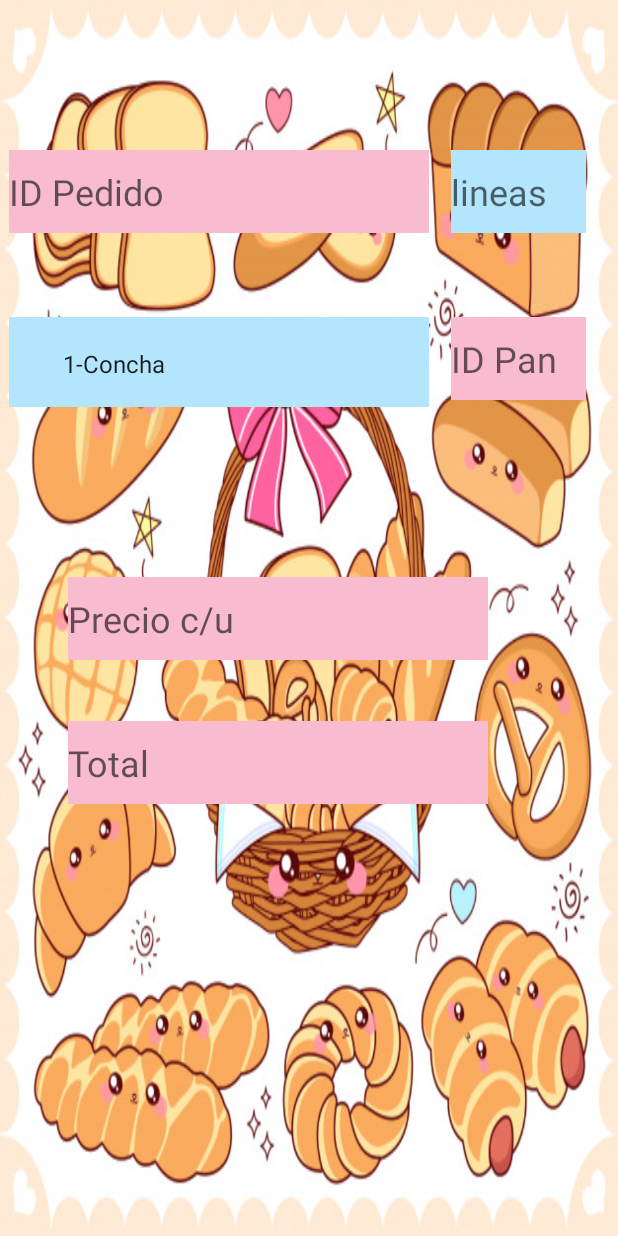
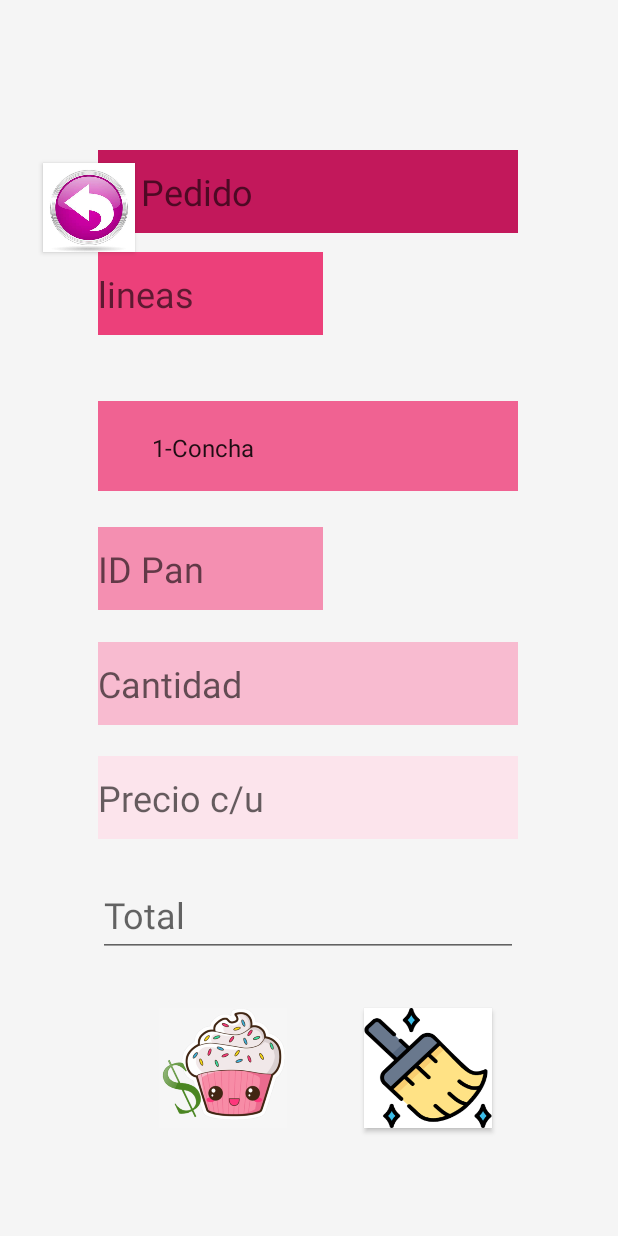
Before and after one commit to SandraGpe/BakerysRaul, an Android app: the lineasPed screen opened directly, with no data from a screen before it, on a phone screen of 412 x 824 dp. Run offline under Robolectric (Android 15) with nearby library versions, the light colour scheme and no system bars; our stand-ins replace Volley; network calls fail.

Commit message:
update 17

```diff
--- a/app/src/main/java/com/example/bakerysraul/Pedidos.kt
+++ b/app/src/main/java/com/example/bakerysraul/Pedidos.kt
@@ -89,7 +89,7 @@ class Pedidos : AppCompatActivity() {
     }
 
     fun aaa(v:View){
-        val intent: Intent = Intent(this,DetallePedidos::class.java)
+        val intent: Intent = Intent(this,lineasPed::class.java)
         startActivity(intent)
     }
 
--- a/app/src/main/java/com/example/bakerysraul/adminbd.kt
+++ b/app/src/main/java/com/example/bakerysraul/adminbd.kt
@@ -20,7 +20,7 @@ class adminbd(context: Context): SQLiteOpenHelper(context,DataBase,null,1) {
         db?.execSQL("Create Table calificar(idCli int primary key, idEmpleado int, calif float)")
         //Tabla para el Perfil del Usuario/Cliente
         db?.execSQL("Create Table perfil(_idCliente int primary key, nomCliente text, apellidoCliente text,RFC text, comunidad text,colonia text,calle text,cp int, tel int)")
-        db?.execSQL("Create Table lineasped(idPedido int primary key, lineas int, nomPan text,cantidad int,precioUnit double, total double)")
+        db?.execSQL("Create Table lineasped(idPedido int, lineas int, nomPan text,cantidad int,precioUnit double, total double)")
     }
 
     // Permite ejecutar Insert, Update o Delete
--- a/app/src/main/res/layout/activity_lineas_ped.xml
+++ b/app/src/main/res/layout/activity_lineas_ped.xml
@@ -4,7 +4,7 @@
     xmlns:tools="http://schemas.android.com/tools"
     android:layout_width="match_parent"
     android:layout_height="match_parent"
-    android:background="@drawable/lineas"
+    android:background="#f5f5f5"
     tools:context=".lineasPed">
 
     <EditText
@@ -12,88 +12,136 @@
         android:layout_width="280dp"
         android:layout_height="55dp"
         android:layout_marginTop="100dp"
-        android:background="#f8bbd0"
+        android:background="#c2185b"
         android:ems="15"
         android:hint="ID Pedido"
         android:inputType="textPersonName"
         android:textSize="24sp"
         app:layout_constraintBottom_toTopOf="@+id/spinner"
         app:layout_constraintEnd_toEndOf="parent"
-        app:layout_constraintHorizontal_bias="0.045"
+        app:layout_constraintHorizontal_bias="0.496"
         app:layout_constraintStart_toStartOf="parent"
         app:layout_constraintTop_toTopOf="parent"
         app:layout_constraintVertical_bias="0.0" />
 
     <EditText
         android:id="@+id/lineas"
-        android:layout_width="90dp"
+        android:layout_width="150dp"
         android:layout_height="55dp"
-        android:layout_marginTop="100dp"
-        android:layout_marginEnd="16dp"
-        android:background="#b3e5fc"
+        android:layout_marginTop="168dp"
+        android:background="#ec407a"
         android:ems="15"
         android:hint="lineas"
         android:inputType="textPersonName"
         android:textSize="24sp"
         app:layout_constraintEnd_toEndOf="parent"
-        app:layout_constraintHorizontal_bias="0.736"
-        app:layout_constraintStart_toEndOf="@+id/idPedido"
+        app:layout_constraintHorizontal_bias="0.249"
+        app:layout_constraintStart_toStartOf="parent"
         app:layout_constraintTop_toTopOf="parent" />
 
     <Spinner
         android:id="@+id/spinner"
         android:layout_width="280dp"
         android:layout_height="60dp"
-        android:background="#b3e5fc"
+        android:background="#f06292"
         android:gravity="center"
         android:padding="20dp"
         app:layout_constraintBottom_toBottomOf="parent"
         app:layout_constraintEnd_toEndOf="parent"
-        app:layout_constraintHorizontal_bias="0.045"
+        app:layout_constraintHorizontal_bias="0.496"
         app:layout_constraintStart_toStartOf="parent"
         app:layout_constraintTop_toTopOf="parent"
-        app:layout_constraintVertical_bias="0.277" />
+        app:layout_constraintVertical_bias="0.35" />
 
     <EditText
-        android:id="@+id/Pan"
-        android:layout_width="90dp"
+        android:id="@+id/idPan"
+        android:layout_width="150dp"
         android:layout_height="55dp"
-        android:background="#f8bbd0"
+        android:background="#f48fb1"
         android:ems="15"
         android:hint="ID Pan"
         android:inputType="textPersonName"
         android:textSize="24sp"
         app:layout_constraintBottom_toBottomOf="parent"
         app:layout_constraintEnd_toEndOf="parent"
-        app:layout_constraintHorizontal_bias="0.4"
-        app:layout_constraintStart_toEndOf="@+id/spinner"
+        app:layout_constraintHorizontal_bias="0.249"
+        app:layout_constraintStart_toStartOf="parent"
         app:layout_constraintTop_toTopOf="parent"
-        app:layout_constraintVertical_bias="0.275" />
+        app:layout_constraintVertical_bias="0.457" />
+
+    <EditText
+        android:id="@+id/cantidad"
+        android:layout_width="280dp"
+        android:layout_height="55dp"
+        android:background="#f8bbd0"
+        android:hint="Cantidad"
+        android:textSize="24sp"
+        app:layout_constraintBottom_toBottomOf="parent"
+        app:layout_constraintEnd_toEndOf="parent"
+        app:layout_constraintHorizontal_bias="0.496"
+        app:layout_constraintStart_toStartOf="parent"
+        app:layout_constraintTop_toTopOf="parent"
+        app:layout_constraintVertical_bias="0.557" />
 
     <EditText
         android:id="@+id/preciounitario"
         android:layout_width="280dp"
         android:layout_height="55dp"
-        android:background="#f8bbd0"
+        android:background="#fce4ec"
         android:hint="Precio c/u"
+        android:textSize="24sp"
         app:layout_constraintBottom_toBottomOf="parent"
         app:layout_constraintEnd_toEndOf="parent"
-        app:layout_constraintHorizontal_bias="0.343"
+        app:layout_constraintHorizontal_bias="0.496"
         app:layout_constraintStart_toStartOf="parent"
         app:layout_constraintTop_toTopOf="parent"
-        android:textSize="24sp"/>
+        app:layout_constraintVertical_bias="0.656" />
 
     <EditText
+        android:id="@+id/total"
         android:layout_width="280dp"
         android:layout_height="55dp"
-        android:background="#f8bbd0"
         android:hint="Total"
+        android:textSize="24sp"
         app:layout_constraintBottom_toBottomOf="parent"
         app:layout_constraintEnd_toEndOf="parent"
-        app:layout_constraintHorizontal_bias="0.343"
+        app:layout_constraintHorizontal_bias="0.496"
         app:layout_constraintStart_toStartOf="parent"
         app:layout_constraintTop_toTopOf="parent"
-        app:layout_constraintVertical_bias="0.625"
-        android:textSize="24sp"/>
+        app:layout_constraintVertical_bias="0.758" />
+
+    <Button
+        android:id="@+id/Pedir"
+        android:layout_width="85dp"
+        android:layout_height="80dp"
+        android:layout_marginBottom="72dp"
+        android:background="@drawable/s"
+        app:layout_constraintBottom_toBottomOf="parent"
+        app:layout_constraintEnd_toEndOf="parent"
+        app:layout_constraintHorizontal_bias="0.325"
+        app:layout_constraintStart_toStartOf="parent" />
+
+    <Button
+        android:id="@+id/Borrar"
+        android:layout_width="85dp"
+        android:layout_height="80dp"
+        android:layout_marginBottom="72dp"
+        android:background="@drawable/ss"
+        app:layout_constraintBottom_toBottomOf="parent"
+        app:layout_constraintEnd_toEndOf="parent"
+        app:layout_constraintHorizontal_bias="0.742"
+        app:layout_constraintStart_toStartOf="parent" />
+
+    <Button
+        android:id="@+id/regresar"
+        android:layout_width="61dp"
+        android:layout_height="59dp"
+        android:layout_marginBottom="656dp"
+        android:background="@drawable/sss"
+        android:onClick="regresar"
+        app:layout_constraintBottom_toBottomOf="parent"
+        app:layout_constraintEnd_toEndOf="parent"
+        app:layout_constraintHorizontal_bias="0.082"
+        app:layout_constraintStart_toStartOf="parent" />
 
 </androidx.constraintlayout.widget.ConstraintLayout>
```
Also changed, not shown: app/src/main/java/com/example/bakerysraul/Compras.kt (+16 -16 lines), app/src/main/java/com/example/bakerysraul/lineasPed.kt (+65 -1 lines), app/src/main/res/drawable-anydpi/save2.xml (added, +11 -0 lines), app/src/main/res/drawable-hdpi/save2.png (added), app/src/main/res/drawable-mdpi/save2.png (added), app/src/main/res/drawable-v24/back2.jpg (added), app/src/main/res/drawable-v24/back3.png (added), app/src/main/res/drawable-v24/s.PNG (added), app/src/main/res/drawable-v24/ss.png (added), app/src/main/res/drawable-v24/sss.jpg (added), app/src/main/res/drawable-xhdpi/save2.png (added), app/src/main/res/drawable-xxhdpi/save2.png (added).
